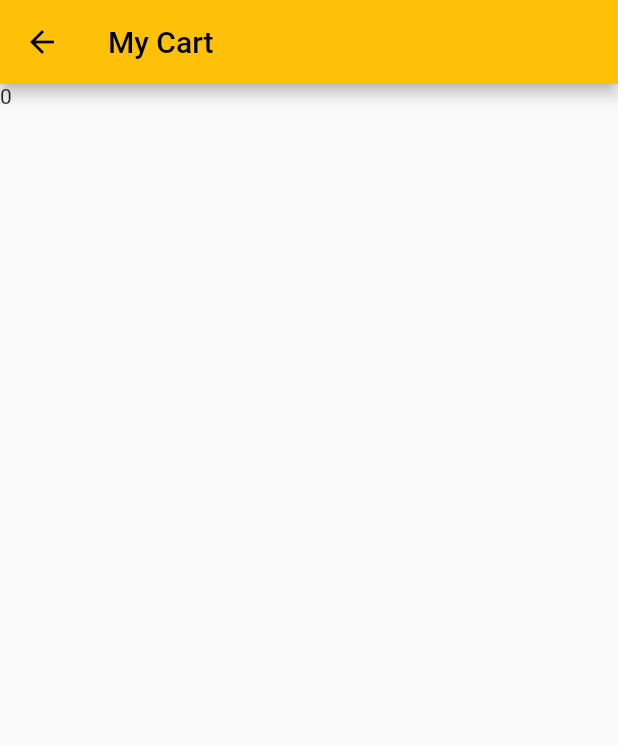
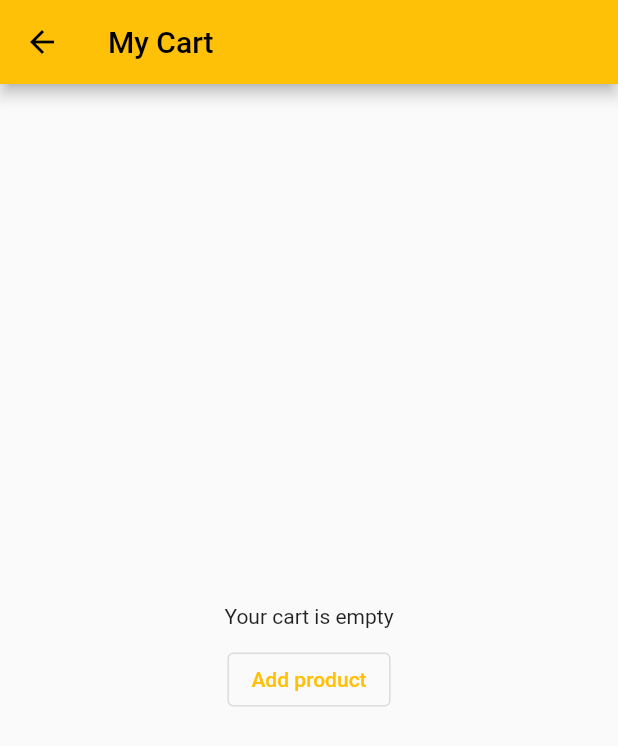
Before and after one commit to aminarshadinia/flutter_bloc_store, a Flutter app: the CartScreen screen opened directly, on a phone screen of 412 x 824 dp. Shown: the top 746 px of the screen. Run offline on Flutter 3.47's test engine with Material 2 defaults, Android fonts, the light colour scheme and no system bars; our stand-ins replace dio, flutter_bloc.

Commit message:
feat: render items in gridview and handle empty cart

```diff
--- a/lib/store/view/cart_screen.dart
+++ b/lib/store/view/cart_screen.dart
@@ -7,6 +7,8 @@ class CartScreen extends StatelessWidget {
 
   @override
   Widget build(BuildContext context) {
+    final hasEmptyCart =
+        context.select<StoreBloc, bool>((b) => b.state.cartIds.isEmpty);
     final cartProducts = context.select<StoreBloc, List<Product>>(
       (b) => b.state.products
           .where((product) => b.state.cartIds.contains(product.id))
@@ -17,7 +19,88 @@ class CartScreen extends StatelessWidget {
       appBar: AppBar(
         title: const Text('My Cart'),
       ),
-      body: Text('${cartProducts.length}'),
+      body: hasEmptyCart
+          ? emptyCartContainer(context)
+          : GridView.builder(
+              padding: const EdgeInsets.all(10),
+              gridDelegate: const SliverGridDelegateWithFixedCrossAxisCount(
+                  crossAxisCount: 3),
+              itemCount: cartProducts.length,
+              itemBuilder: (context, index) {
+                final product = cartProducts[index];
+                return Card(
+                  key: ValueKey(product.id),
+                  child: Column(
+                    children: [
+                      Flexible(
+                        child: Image.network(product.image),
+                      ),
+                      const SizedBox(
+                        height: 20,
+                      ),
+                      Expanded(
+                        child: Text(
+                          product.title,
+                          overflow: TextOverflow.ellipsis,
+                          maxLines: 4,
+                          style: const TextStyle(
+                            fontSize: 20,
+                            fontWeight: FontWeight.bold,
+                          ),
+                        ),
+                      ),
+                      const SizedBox(
+                        height: 20,
+                      ),
+                      Padding(
+                        padding: const EdgeInsets.all(10.0),
+                        child: OutlinedButton(
+                            onPressed: () => context
+                                .read<StoreBloc>()
+                                .add(StoreProductsRemovedFromCart(product.id)),
+                            style: const ButtonStyle(
+                              padding: MaterialStatePropertyAll(
+                                EdgeInsets.all(10),
+                              ),
+                              backgroundColor: MaterialStatePropertyAll<Color>(
+                                  Colors.black12),
+                            ),
+                            child: Padding(
+                              padding: const EdgeInsets.all(8.0),
+                              child: Row(
+                                mainAxisAlignment: MainAxisAlignment.center,
+                                children: const [
+                                  Icon(Icons.remove_shopping_cart),
+                                  SizedBox(
+                                    height: 10,
+                                  ),
+                                  Text('Remove from cart'),
+                                ],
+                              ),
+                            )),
+                      )
+                    ],
+                  ),
+                );
+              }),
+    );
+  }
+
+  Center emptyCartContainer(BuildContext context) {
+    return Center(
+      child: Column(
+        mainAxisAlignment: MainAxisAlignment.center,
+        children: [
+          const Text('Your cart is empty'),
+          const SizedBox(
+            height: 10,
+          ),
+          OutlinedButton(
+            onPressed: () => Navigator.pop(context),
+            child: const Text('Add product'),
+          ),
+        ],
+      ),
     );
   }
 }
```
